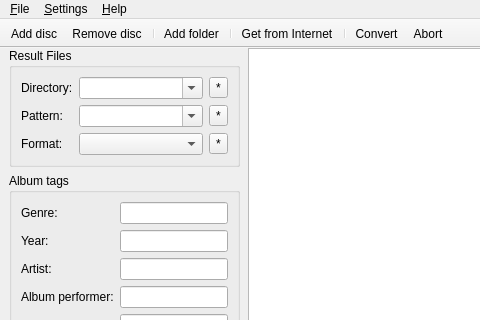
Qt form gui/mainwindow.ui (flacon/flacon) before a commit; both pictures show x 0 to 480 and y 0 to 320 of the 800 by 651 pixel window.
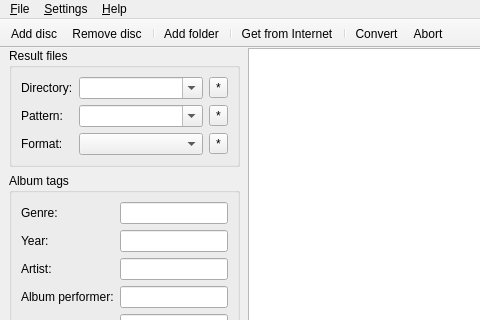
The same form after that commit. Custom widgets are drawn as their Qt base class.

Commit message:
Translations fix. yahoe.001 created an issue for the string: Result Files
Hi @sokoloff Since we don’t usually title case in Flacon, rather: “Result files

Patch:
```diff
--- a/gui/mainwindow.ui
+++ b/gui/mainwindow.ui
@@ -37,7 +37,7 @@
         <item>
          <widget class="QGroupBox" name="outFilesBox">
           <property name="title">
-           <string>Result Files</string>
+           <string>Result files</string>
           </property>
           <layout class="QGridLayout" name="formLayout_2">
            <item row="0" column="0">
```
The commit also changes 1 other file.
